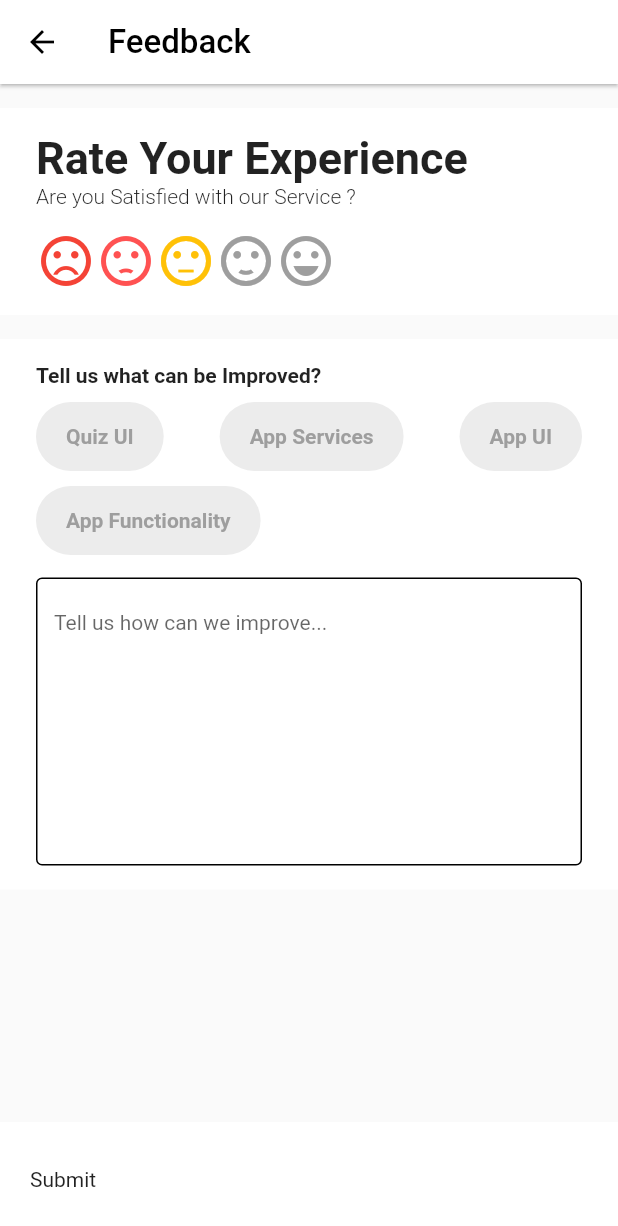
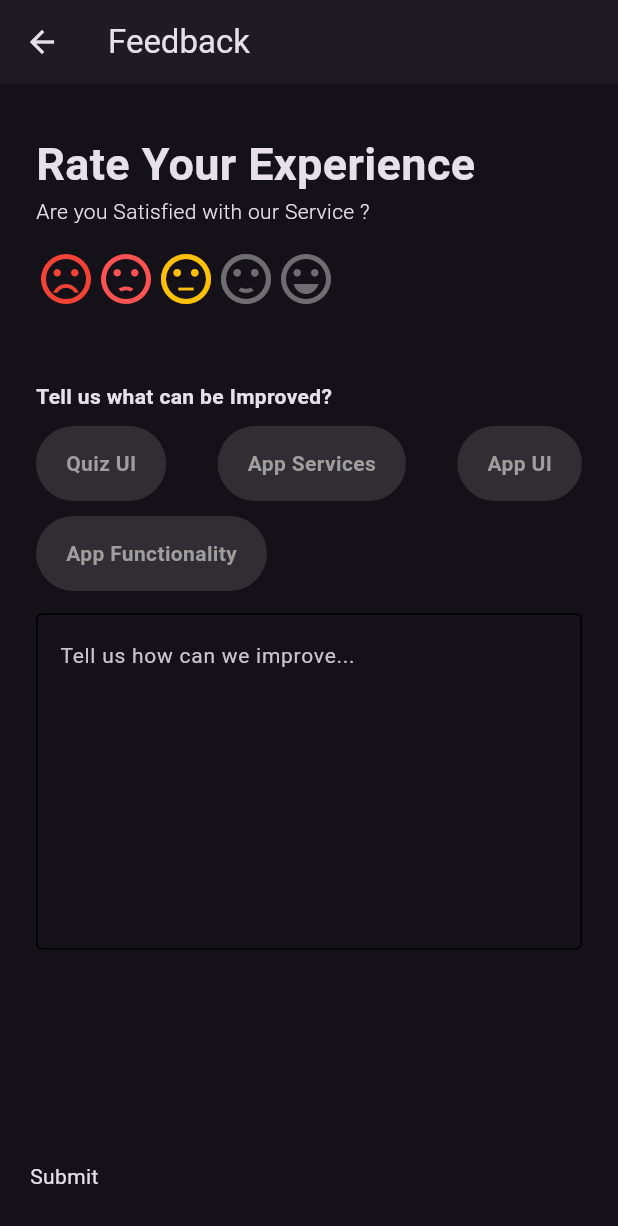
Before and after one commit to mohitj2401/Quiz_app, a Flutter app: the FeedbackScrean screen opened directly, on a phone screen of 412 x 824 dp. Shown: the top 1226 px of the screen. Run offline on Flutter 3.47's test engine with Material 2 defaults, Android fonts, the light colour scheme and no system bars; drawn by our look-alikes of flutter_rating_bar; our stand-ins replace animated_text_kit, dio, flutter_countdown_timer, flutter_html, flutter_widget_from_html, logger and 5 more; missing offline and left inert: easy_pdf_viewer, flutter_downloader, loading_elevated_button, ndialog; accounts and stored records are empty; Roboto replaces fonts that are missing (Poppins).

Commit message:
quiz theme updated

```diff
--- a/lib/constant/constant.dart
+++ b/lib/constant/constant.dart
@@ -1,3 +1,3 @@
-const base_url = 'https://quizlearn.noonedev.com';
-// const base_url = 'http://192.168.146.109/quizearn/public';
+// const base_url = 'https://quizlearn.noonedev.com';
+const base_url = 'http://192.168.1.5/quize_beckendV2/public';
 Map userData = {};
--- a/lib/constant/feedbackCard.dart
+++ b/lib/constant/feedbackCard.dart
@@ -1,6 +1,7 @@
 import 'package:flutter/material.dart';
 
-GestureDetector feedbackCard(String txt, VoidCallback onPressed,
+GestureDetector feedbackCard(
+    String txt, VoidCallback onPressed, BuildContext context,
     {selectedCard = false}) {
   return GestureDetector(
     onTap: onPressed,
--- /dev/null
+++ b/lib/providers/themeprovider.dart
@@ -0,0 +1,17 @@
+import 'package:flutter/material.dart';
+
+class ThemeProviders extends ChangeNotifier {
+  int _theme_number = 0;
+
+  List<ThemeData> themes = [
+    ThemeData.dark(useMaterial3: true),
+    ThemeData.light(useMaterial3: true),
+  ];
+  ThemeData get themeData => themes[_theme_number];
+  int get theme_number => _theme_number;
+
+  updateTheme(int themeNumber) {
+    _theme_number = themeNumber;
+    notifyListeners();
+  }
+}
--- a/lib/views/change_pass.dart
+++ b/lib/views/change_pass.dart
@@ -121,11 +121,7 @@ class _ChangePassState extends State<ChangePass> {
         title: Center(
             child: Text(
           "Quiz Learn",
-          style: TextStyle(color: Colors.blue, fontSize: 24),
         )),
-        iconTheme: IconThemeData(color: Colors.black),
-        backgroundColor: Colors.transparent,
-        elevation: 0.0,
       ),
       body: isLoading
           ? Container(
--- a/lib/views/feedback.dart
+++ b/lib/views/feedback.dart
@@ -69,7 +69,6 @@ class _FeedbackScreanState extends State<FeedbackScrean> {
       bottomNavigationBar: isLoading
           ? null
           : Container(
-              color: Colors.white,
               padding: EdgeInsets.symmetric(horizontal: 20, vertical: 30),
               child: LoadingElevatedButton(
                 isLoading: isSubmit,
@@ -86,7 +85,7 @@ class _FeedbackScreanState extends State<FeedbackScrean> {
                   shape: MaterialStateProperty.all<RoundedRectangleBorder>(
                     RoundedRectangleBorder(
                       borderRadius: BorderRadius.circular(10),
-                      side: BorderSide(color: Colors.blue),
+                      side: BorderSide(),
                     ),
                   ),
                 ),
@@ -99,10 +98,7 @@ class _FeedbackScreanState extends State<FeedbackScrean> {
         elevation: 1,
         title: Text(
           'Feedback',
-          style: TextStyle(color: Colors.black, fontSize: 22),
         ),
-        iconTheme: IconThemeData(color: Colors.black),
-        backgroundColor: Colors.white,
       ),
       body: isLoading
           ? SubmitedFeedbackScreen()
@@ -116,7 +112,6 @@ class _FeedbackScreanState extends State<FeedbackScrean> {
                       width: MediaQuery.of(context).size.width,
                       padding:
                           EdgeInsets.symmetric(horizontal: 24, vertical: 16),
-                      color: Colors.white,
                       child: Column(
                         crossAxisAlignment: CrossAxisAlignment.start,
                         children: [
@@ -169,7 +164,6 @@ class _FeedbackScreanState extends State<FeedbackScrean> {
                               }
                               return Icon(
                                 Icons.sentiment_satisfied,
-                                color: Colors.white,
                               );
                             },
                             onRatingUpdate: (value) {
@@ -186,7 +180,6 @@ class _FeedbackScreanState extends State<FeedbackScrean> {
                       padding:
                           EdgeInsets.symmetric(horizontal: 24, vertical: 16),
                       margin: EdgeInsets.symmetric(vertical: 16),
-                      color: Colors.white,
                       child: Column(
                         crossAxisAlignment: CrossAxisAlignment.start,
                         children: [
@@ -215,6 +208,7 @@ class _FeedbackScreanState extends State<FeedbackScrean> {
                                     });
                                   }
                                 },
+                                context,
                                 selectedCard:
                                     selectedList.contains(1) ? true : false,
                               ),
@@ -231,6 +225,7 @@ class _FeedbackScreanState extends State<FeedbackScrean> {
                                     });
                                   }
                                 },
+                                context,
                                 selectedCard:
                                     selectedList.contains(2) ? true : false,
                               ),
@@ -247,6 +242,7 @@ class _FeedbackScreanState extends State<FeedbackScrean> {
                                     });
                                   }
                                 },
+                                context,
                                 selectedCard:
                                     selectedList.contains(3) ? true : false,
                               ),
@@ -271,6 +267,7 @@ class _FeedbackScreanState extends State<FeedbackScrean> {
                                     });
                                   }
                                 },
+                                context,
                                 selectedCard:
                                     selectedList.contains(5) ? true : false,
                               ),
@@ -294,11 +291,8 @@ class _FeedbackScreanState extends State<FeedbackScrean> {
                                 hintStyle: TextStyle(
                                   fontSize: 14,
                                 ),
-                                fillColor: Colors.white,
                                 focusedBorder: OutlineInputBorder(
-                                  borderSide: BorderSide(
-                                    color: Colors.blue,
-                                  ),
+                                  borderSide: BorderSide(),
                                 ),
                                 enabledBorder: OutlineInputBorder(
                                   borderSide: BorderSide(),
--- a/lib/views/home.dart
+++ b/lib/views/home.dart
@@ -190,11 +190,7 @@ class _HomeState extends State<Home> {
         title: Center(
             child: Text(
           widget.subject_name,
-          style: TextStyle(color: Colors.blue, fontSize: 24),
         )),
-        iconTheme: IconThemeData(color: Colors.black),
-        backgroundColor: Colors.transparent,
-        elevation: 0.0,
         actions: <Widget>[
           IconButton(
             tooltip: 'Refresh',
--- a/lib/views/play_quiz.dart
+++ b/lib/views/play_quiz.dart
@@ -425,8 +425,8 @@ class _QuizPlayTileState extends State<QuizPlayTile>
             child: Html(
               shrinkWrap: true,
               data: "Q${widget.page + 1} " + widget.questionModel.question,
-              onImageTap: (String? url, RenderContext context,
-                  Map<String, String> attributes, dom.Element? element) async {
+              onLinkTap: (String? url, Map<String, String> attributes,
+                  dom.Element? element) async {
                 url = url as String;
                 await ZoomDialog(
                   zoomScale: 5,
```
Also changed, not shown: lib/main.dart (+9 -4 lines), lib/models/theme_model.dart (added, +42 -0 lines), lib/views/myaccount.dart (+10 -3 lines), lib/views/played_quiz.dart (+2 -7 lines), lib/views/quiz_detail.dart (+6 -24 lines), lib/views/signup.dart (+7 -3 lines), lib/views/subjects.dart (+36 -4 lines), pubspec.yaml (+16 -14 lines), pubspec.lock, 2 other files.
